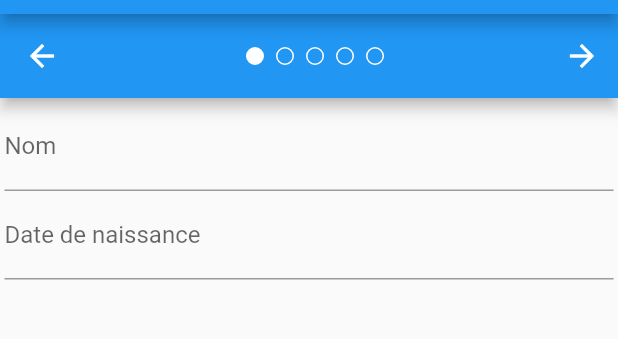
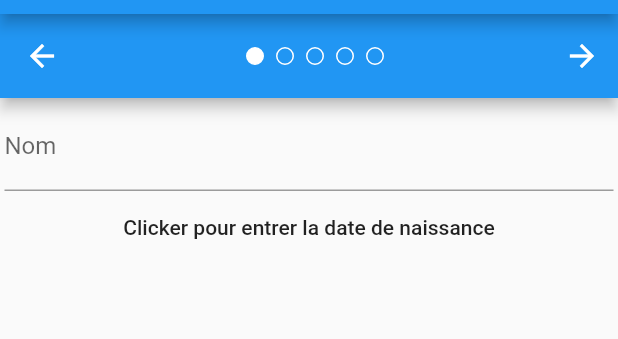
Before and after one commit to florian-vuillemot/POCMyHorseStableMobileApp, a Flutter app: the screen it shows after launch, on a phone screen of 412 x 824 dp, the part 70-409 px from its top. Run offline on Flutter 3.47's test engine with Material 2 defaults, Android fonts, the phone set to English and light mode, and no system bars; our stand-ins replace image_picker.

Commit message:
Add date widget

```diff
--- a/MyHorseStable/lib/Horse.dart
+++ b/MyHorseStable/lib/Horse.dart
@@ -191,7 +191,7 @@ class _HorseInfoCard extends StatelessWidget {
   _HorseInfoCard({ Key key }) : super(key: key);
 
   final choice = [
-    new ExampleWidget("Nom"), new ExampleWidget("Date de naissance")
+    new ExampleWidget("Nom"), new ExampleWidget("date")
   ];
 
   @override
@@ -217,6 +217,7 @@ class _ExampleWidgetState extends State<ExampleWidget> {
 
   final String title;
   final TextEditingController _controller = new TextEditingController();
+  DateTime birthdate;
 
   Widget _makeButton(){
     return new Padding(
@@ -239,10 +240,45 @@ class _ExampleWidgetState extends State<ExampleWidget> {
           hintText: 'Type something'
       ),
     );
+    }
+
+  void onChanged(DateTime value) {
+    setState(() {
+      this.birthdate = value;
+    });
+  }
+
+  Widget _datePicker(){
+    final DateTime dateTime = new DateTime.now();
+    final date = new DateTime(dateTime.year, dateTime.month, dateTime.day);
+    final time = new TimeOfDay(hour: dateTime.hour, minute: dateTime.minute);
+
+    return new FlatButton(
+          child: new Text(
+              null == this.birthdate ? "Clicker pour entrer la date de naissance" : "Anniversaire: " + this.birthdate.day.toString() + "/" + this.birthdate.month.toString() + "/" + this.birthdate.year.toString()
+          ),
+          onPressed: () {
+            showDatePicker(
+              context: context,
+              initialDate: date,
+              firstDate: new DateTime(1950, 1, 1),
+              lastDate: new DateTime.now()
+            )
+            .then((DateTime value) {
+              if (null != value) {
+                onChanged(new DateTime(
+                    value.year, value.month, value.day, time.hour,
+                    time.minute));
+              }
+            });
+          },
+        );
   }
 
   @override
   Widget build(BuildContext context) {
+    if (this.title == "date")
+      return _datePicker();
     return this.title.isEmpty ? _makeButton() : _makeTextField();
   }
 }
```
